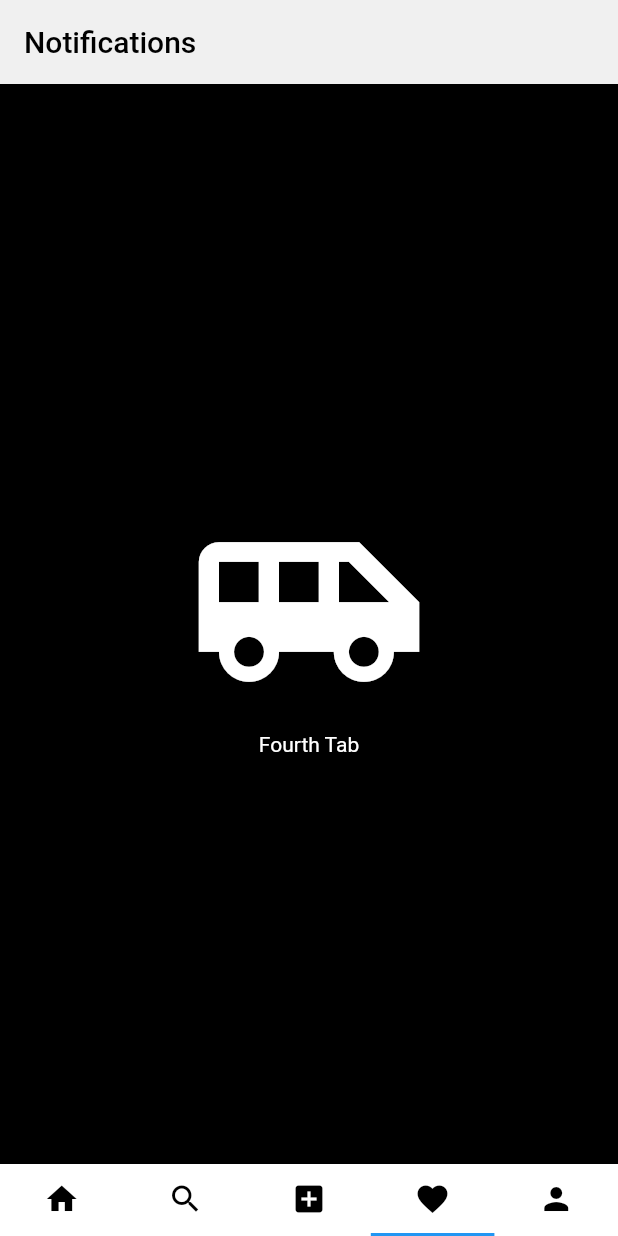
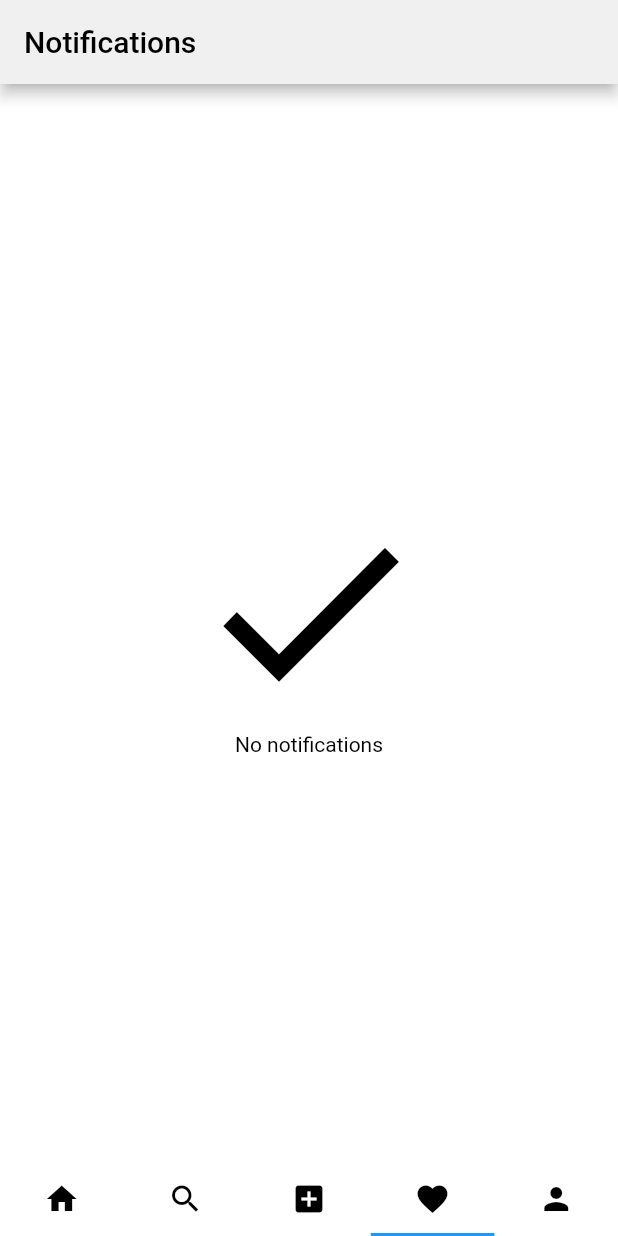
Before and after one commit to Siddhant-Pageni/Flutter-Custom, a Flutter app: the screen it shows after launch, item 4 of the bottom bar chosen, on a phone screen of 412 x 824 dp. Run offline on Flutter 3.47's test engine with Material 2 defaults, Android fonts, the phone set to English and light mode, and no system bars; network calls fail.

Commit message:
Finish fourth tab

```diff
--- a/insta_clone/lib/tabs/fourth.dart
+++ b/insta_clone/lib/tabs/fourth.dart
@@ -17,7 +17,7 @@ class FourthTab extends StatelessWidget {
         // Set the background color of the App Bar
         backgroundColor: new Color(0xfff0f0f0)),
 
-      backgroundColor: Colors.black,
+      backgroundColor: Colors.white,
       body: new Container(
         child: new Center(
           child: new Column(
@@ -25,13 +25,13 @@ class FourthTab extends StatelessWidget {
             mainAxisAlignment: MainAxisAlignment.center,
             children: <Widget>[
               new Icon(
-                Icons.airport_shuttle,
+                Icons.done,
                 size: 160.0,
-                color: Colors.white,
+                color: Colors.black,
               ),
               new Text(
-                "Fourth Tab",
-                style: new TextStyle(color: Colors.white),
+                "No notifications",
+                style: new TextStyle(color: Colors.black),
               )
             ],
           ),
```
